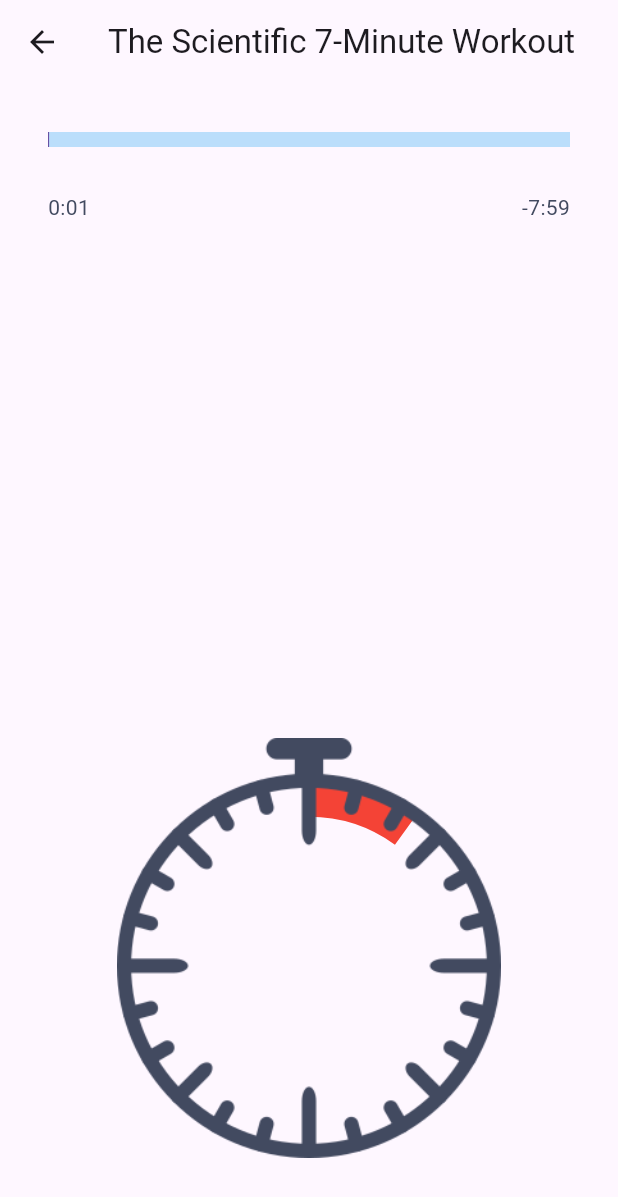
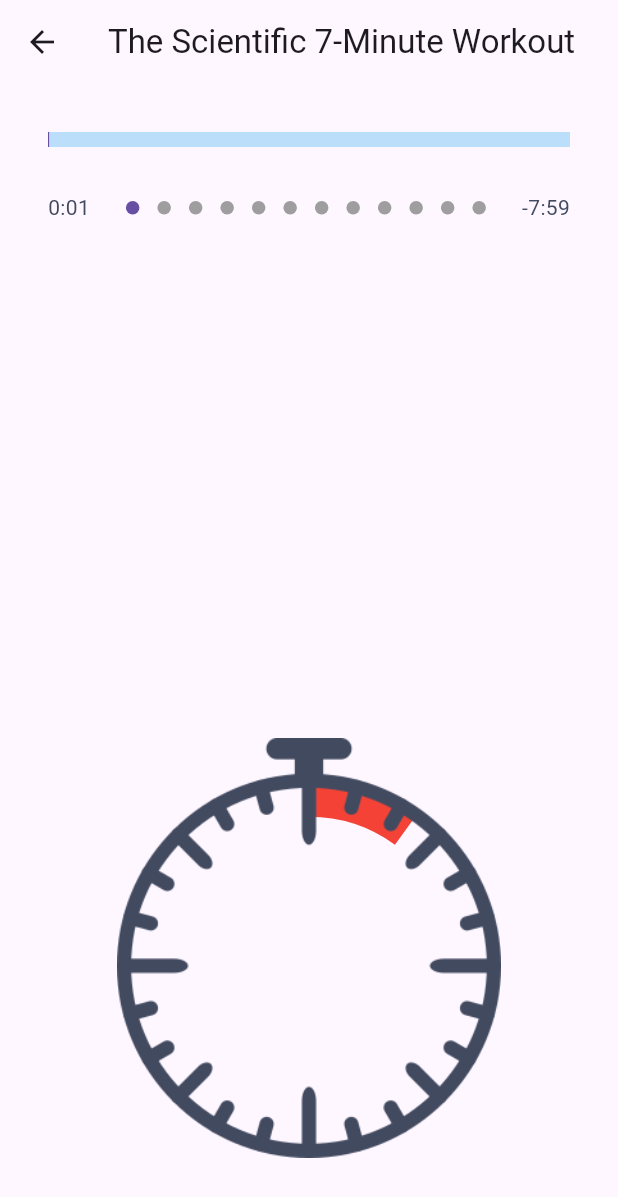
Before and after one commit to laesant/flutter_bloc_app_complete, a Flutter app: the screen it shows after launch, after a tap on "The Scientific 7-Minute Workout", on a phone screen of 412 x 824 dp. Shown: the top 1197 px of the screen. Run offline on Flutter 3.47's test engine with Material 2 defaults, Android fonts, the phone set to English and light mode, and no system bars; drawn by our look-alikes of dots_indicator; our stand-ins replace equatable, flutter_bloc, hydrated_bloc, numberpicker, wakelock.

Commit message:
animation watch

```diff
--- a/lib/screens/workout_in_progress_page.dart
+++ b/lib/screens/workout_in_progress_page.dart
@@ -1,3 +1,4 @@
+import 'package:dots_indicator/dots_indicator.dart';
 import 'package:flutter/material.dart';
 import 'package:flutter_bloc/flutter_bloc.dart';
 import 'package:flutter_bloc_app_complete/blocs/workout_cubit.dart';
@@ -27,7 +28,7 @@ class WorkoutInProgressPage extends StatelessWidget {
         "workoutProgress": workoutElapsed / workoutTotal,
         "workoutElapsed": workoutElapsed,
         "totalExercise": workout.exercises.length,
-        "currentExerciseIndex": exercise.index!.toDouble(),
+        "currentExerciseIndex": exercise.index!,
         "workoutRemaining": workoutTotal - workoutElapsed,
         "exerciseRemaining": exerciseRemaining,
         "exerciseProgress": exerciseElapsed / exerciseTotal,
@@ -36,7 +37,7 @@ class WorkoutInProgressPage extends StatelessWidget {
     }
 
     return BlocConsumer<WorkoutCubit, WorkoutState>(
-        builder: (context, state) {
+        builder: (ctx, state) {
           final stats = _getStats(state.workout!, state.elapsed!);
           return Scaffold(
             appBar: AppBar(
@@ -57,14 +58,16 @@ class WorkoutInProgressPage extends StatelessWidget {
                     mainAxisAlignment: MainAxisAlignment.spaceBetween,
                     children: [
                       Text(formatTime(stats['workoutElapsed'], true)),
+                      DotsIndicator(
+                        dotsCount: stats['totalExercise'],
+                        position: stats['currentExerciseIndex'],
+                      ),
                       Text('-${formatTime(stats['workoutRemaining'], true)}')
                     ],
                   ),
                   const Spacer(),
                   InkWell(
-                    child: Stack(
-                      alignment: const Alignment(0, 0),
-                      children: [
+                      child: Stack(alignment: const Alignment(0, 0), children: [
                     Center(
                         child: SizedBox(
                             height: 220,
@@ -75,23 +78,15 @@ class WorkoutInProgressPage extends StatelessWidget {
                                 valueColor: AlwaysStoppedAnimation<Color>(
                                     stats['isPrelude']
                                         ? Colors.red
-                                      : Colors.blue),
-                            ),
-                          ),
-                        ),
+                                        : Theme.of(context).primaryColor)))),
                     Center(
                         child: SizedBox(
                             height: 300,
                             width: 300,
                             child: Padding(
                                 padding: const EdgeInsets.only(bottom: 20),
-                              child: Image.asset('assets/stopwatch.png'),
-                            ),
-                          ),
-                        )
-                      ],
-                    ),
-                  )
+                                child: Image.asset('assets/stopwatch.png'))))
+                  ]))
                 ],
               ),
             ),
```
Lines whose indentation alone changed are shown as unchanged.
